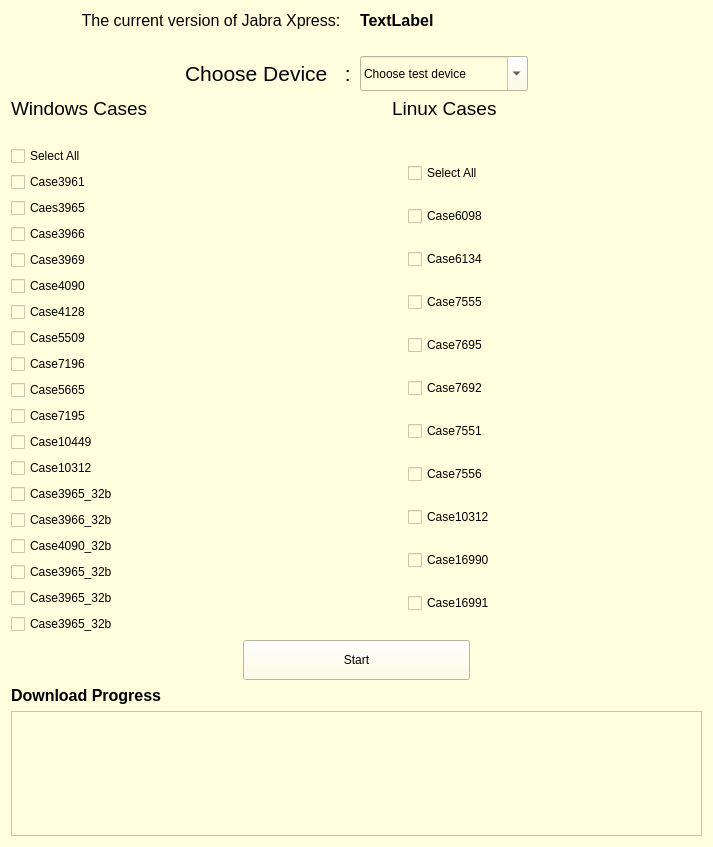
The window that JX FW Download/newGUIui.ui (Angus210801/GN_Project) describes before a commit, drawn with Qt 5.
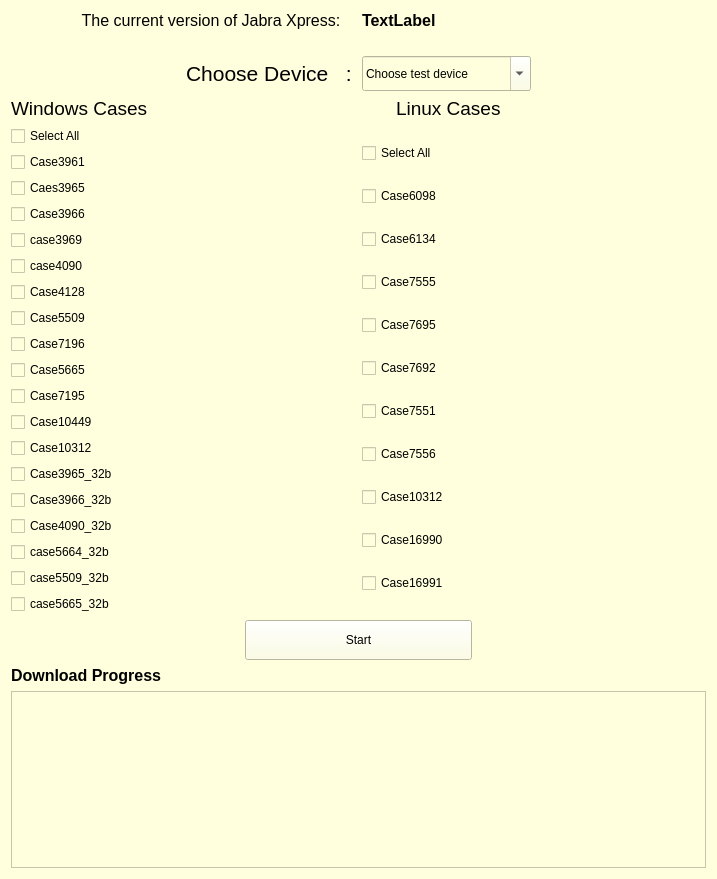
The same window after the commit.

```diff
--- a/JX FW Download/newGUIui.ui
+++ b/JX FW Download/newGUIui.ui
@@ -6,8 +6,8 @@
    <rect>
     <x>0</x>
     <y>0</y>
-    <width>713</width>
-    <height>847</height>
+    <width>717</width>
+    <height>879</height>
    </rect>
   </property>
   <property name="windowTitle">
@@ -193,19 +193,9 @@
     </layout>
    </item>
    <item>
-    <widget class="QLabel" name="label_2">
-     <property name="enabled">
-      <bool>false</bool>
-     </property>
-     <property name="text">
-      <string/>
-     </property>
-    </widget>
-   </item>
-   <item>
-    <layout class="QHBoxLayout" name="horizontalLayout_3" stretch="4,3">
+    <layout class="QHBoxLayout" name="HLayout_fifth" stretch="0,0">
      <item>
-      <layout class="QVBoxLayout" name="verticalLayout">
+      <layout class="QVBoxLayout" name="VLayout_win">
        <item>
         <widget class="QCheckBox" name="checkBox_checkAll_win">
          <property name="text">
@@ -237,14 +227,14 @@
        <item>
         <widget class="QCheckBox" name="checkBox_5">
          <property name="text">
-          <string>Case3969</string>
+          <string>case3969</string>
          </property>
         </widget>
        </item>
        <item>
         <widget class="QCheckBox" name="checkBox_9">
          <property name="text">
-          <string>Case4090</string>
+          <string>case4090</string>
          </property>
         </widget>
        </item>
@@ -321,28 +311,28 @@
        <item>
         <widget class="QCheckBox" name="checkBox_17">
          <property name="text">
-          <string>Case3965_32b</string>
+          <string>case5664_32b</string>
          </property>
         </widget>
        </item>
        <item>
         <widget class="QCheckBox" name="checkBox_18">
          <property name="text">
-          <string>Case3965_32b</string>
+          <string>case5509_32b</string>
          </property>
         </widget>
        </item>
        <item>
         <widget class="QCheckBox" name="checkBox_19">
          <property name="text">
-          <string>Case3965_32b</string>
+          <string>case5665_32b</string>
          </property>
         </widget>
        </item>
       </layout>
      </item>
      <item>
-      <layout class="QVBoxLayout" name="verticalLayout_2">
+      <layout class="QVBoxLayout" name="VLayout_linux">
        <item>
         <widget class="QCheckBox" name="checkbox_selectAll_linux">
          <property name="text">
```
Left out of the diff: 78 changed lines with no effect on the pictures.
